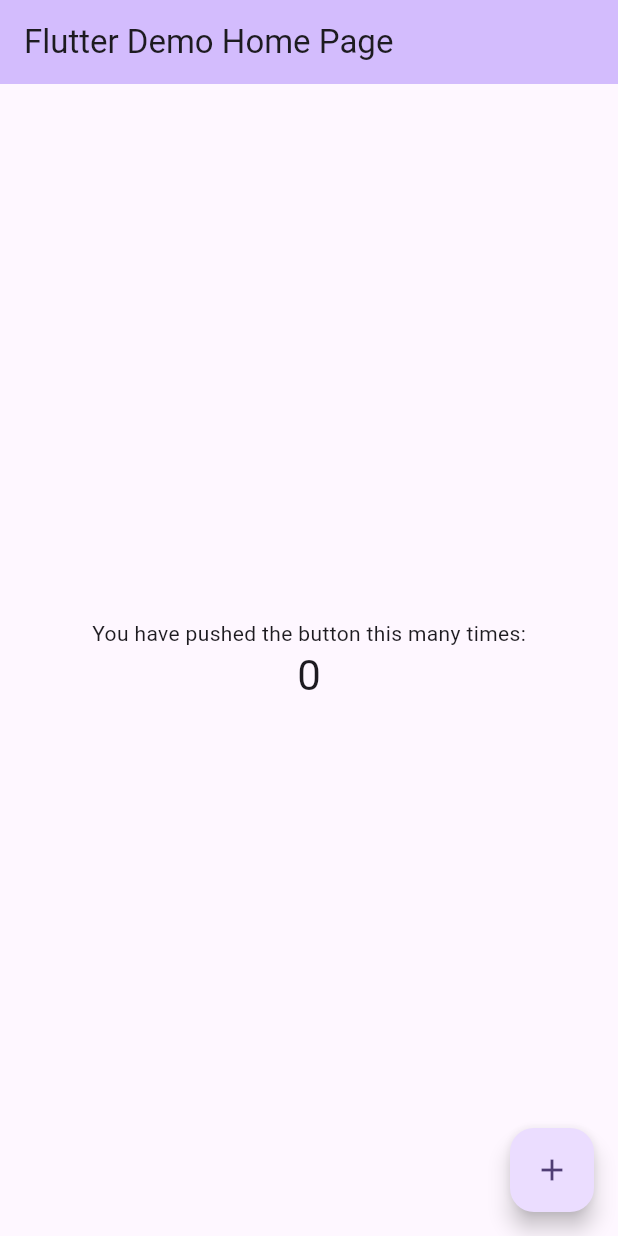
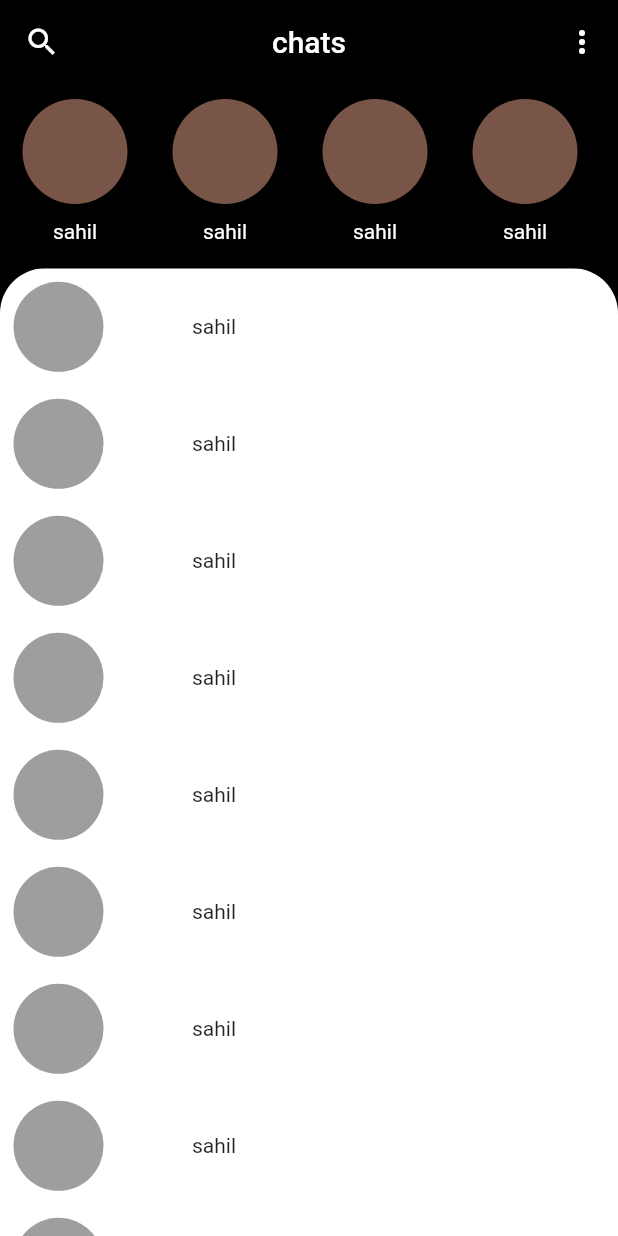
Before and after one commit to sahilchaudhari2405/chat_app, a Flutter app: the screen it shows after launch, on a phone screen of 412 x 824 dp. Run offline on Flutter 3.47's test engine with Material 2 defaults, Android fonts, the phone set to English and light mode, and no system bars.

Commit message:
home page structure is ready

```diff
--- /dev/null
+++ b/lib/home.dart
@@ -0,0 +1,90 @@
+import 'package:flutter/material.dart';
+
+class mainpage extends StatefulWidget {
+  const mainpage({super.key});
+
+  @override
+  State<mainpage> createState() => _mainpageState();
+}
+
+class _mainpageState extends State<mainpage> {
+  @override
+  Widget build(BuildContext context) {
+    return Scaffold(
+      backgroundColor: Colors.black,
+      appBar: AppBar(
+        centerTitle: true,
+        leading: IconButton(
+          icon: Icon(Icons.search),
+          onPressed: () {},
+        ),
+        title: Text("chats"),
+        elevation: 0.0,
+        backgroundColor: Colors.black,
+        actions: [IconButton(onPressed: () {}, icon: Icon(Icons.more_vert))],
+      ),
+      body: Stack(
+        fit: StackFit.expand,
+        children: [
+          Container(
+            child: ListView.builder(
+              scrollDirection: Axis.horizontal,
+              itemExtent: 100,
+              itemCount: 20,
+              itemBuilder: (context, index) {
+                return Column(
+                  children: [
+                    Padding(
+                      padding: const EdgeInsets.all(10.0),
+                      child: CircleAvatar(
+                        backgroundColor: Colors.brown,
+                        radius: 35,
+                      ),
+                    ),
+                    Text(
+                      "sahil",
+                      style: TextStyle(color: Colors.white),
+                    ),
+                  ],
+                );
+              },
+            ),
+          ),
+          DraggableScrollableSheet(
+            initialChildSize: 0.84,
+            minChildSize: 0.84,
+            builder: (BuildContext context, ScrollController scrollController) {
+              return ClipRRect(
+                borderRadius: BorderRadius.vertical(top: Radius.circular(30.0)),
+                child: Container(
+                  color: Colors.white,
+                  child: ListView.builder(
+                    controller: scrollController,
+                    itemCount: 25,
+                    itemBuilder: (BuildContext context, int index) {
+                      return Row(
+                        children: [
+                          Padding(
+                            padding: const EdgeInsets.all(9.0),
+                            child: CircleAvatar(
+                              backgroundColor: Colors.grey,
+                              radius: 30,
+                            ),
+                          ),
+                          SizedBox(
+                            width: 50,
+                          ),
+                          Text("sahil")
+                        ],
+                      );
+                    },
+                  ),
+                ),
+              );
+            },
+          ),
+        ],
+      ),
+    );
+  }
+}
--- a/lib/main.dart
+++ b/lib/main.dart
@@ -1,3 +1,4 @@
+import 'package:chatapp/home.dart';
 import 'package:flutter/material.dart';
 
 void main() {
@@ -11,115 +12,7 @@ class MyApp extends StatelessWidget {
   @override
   Widget build(BuildContext context) {
     return MaterialApp(
-      title: 'Flutter Demo',
-      theme: ThemeData(
-        // This is the theme of your application.
-        //
-        // TRY THIS: Try running your application with "flutter run". You'll see
-        // the application has a blue toolbar. Then, without quitting the app,
-        // try changing the seedColor in the colorScheme below to Colors.green
-        // and then invoke "hot reload" (save your changes or press the "hot
-        // reload" button in a Flutter-supported IDE, or press "r" if you used
-        // the command line to start the app).
-        //
-        // Notice that the counter didn't reset back to zero; the application
-        // state is not lost during the reload. To reset the state, use hot
-        // restart instead.
-        //
-        // This works for code too, not just values: Most code changes can be
-        // tested with just a hot reload.
-        colorScheme: ColorScheme.fromSeed(seedColor: Colors.deepPurple),
-        useMaterial3: true,
-      ),
-      home: const MyHomePage(title: 'Flutter Demo Home Page'),
+      home: mainpage(),
     );
   }
 }
-
-class MyHomePage extends StatefulWidget {
-  const MyHomePage({super.key, required this.title});
-
-  // This widget is the home page of your application. It is stateful, meaning
-  // that it has a State object (defined below) that contains fields that affect
-  // how it looks.
-
-  // This class is the configuration for the state. It holds the values (in this
-  // case the title) provided by the parent (in this case the App widget) and
-  // used by the build method of the State. Fields in a Widget subclass are
-  // always marked "final".
-
-  final String title;
-
-  @override
-  State<MyHomePage> createState() => _MyHomePageState();
-}
-
-class _MyHomePageState extends State<MyHomePage> {
-  int _counter = 0;
-
-  void _incrementCounter() {
-    setState(() {
-      // This call to setState tells the Flutter framework that something has
-      // changed in this State, which causes it to rerun the build method below
-      // so that the display can reflect the updated values. If we changed
-      // _counter without calling setState(), then the build method would not be
-      // called again, and so nothing would appear to happen.
-      _counter++;
-    });
-  }
-
-  @override
-  Widget build(BuildContext context) {
-    // This method is rerun every time setState is called, for instance as done
-    // by the _incrementCounter method above.
-    //
-    // The Flutter framework has been optimized to make rerunning build methods
-    // fast, so that you can just rebuild anything that needs updating rather
-    // than having to individually change instances of widgets.
-    return Scaffold(
-      appBar: AppBar(
-        // TRY THIS: Try changing the color here to a specific color (to
-        // Colors.amber, perhaps?) and trigger a hot reload to see the AppBar
-        // change color while the other colors stay the same.
-        backgroundColor: Theme.of(context).colorScheme.inversePrimary,
-        // Here we take the value from the MyHomePage object that was created by
-        // the App.build method, and use it to set our appbar title.
-        title: Text(widget.title),
-      ),
-      body: Center(
-        // Center is a layout widget. It takes a single child and positions it
-        // in the middle of the parent.
-        child: Column(
-          // Column is also a layout widget. It takes a list of children and
-          // arranges them vertically. By default, it sizes itself to fit its
-          // children horizontally, and tries to be as tall as its parent.
-          //
-          // Column has various properties to control how it sizes itself and
-          // how it positions its children. Here we use mainAxisAlignment to
-          // center the children vertically; the main axis here is the vertical
-          // axis because Columns are vertical (the cross axis would be
-          // horizontal).
-          //
-          // TRY THIS: Invoke "debug painting" (choose the "Toggle Debug Paint"
-          // action in the IDE, or press "p" in the console), to see the
-          // wireframe for each widget.
-          mainAxisAlignment: MainAxisAlignment.center,
-          children: <Widget>[
-            const Text(
-              'You have pushed the button this many times:',
-            ),
-            Text(
-              '$_counter',
-              style: Theme.of(context).textTheme.headlineMedium,
-            ),
-          ],
-        ),
-      ),
-      floatingActionButton: FloatingActionButton(
-        onPressed: _incrementCounter,
-        tooltip: 'Increment',
-        child: const Icon(Icons.add),
-      ), // This trailing comma makes auto-formatting nicer for build methods.
-    );
-  }
-}
--- a/pubspec.yaml
+++ b/pubspec.yaml
@@ -35,6 +35,7 @@ dependencies:
   # The following adds the Cupertino Icons font to your application.
   # Use with the CupertinoIcons class for iOS style icons.
   cupertino_icons: ^1.0.2
+  sliding_up_panel: ^2.0.0+1
 
 dev_dependencies:
   flutter_test:
```
Also changed, not shown: lib/scroll.dart (added, +90 -0 lines), pubspec.lock, 5 other files.
